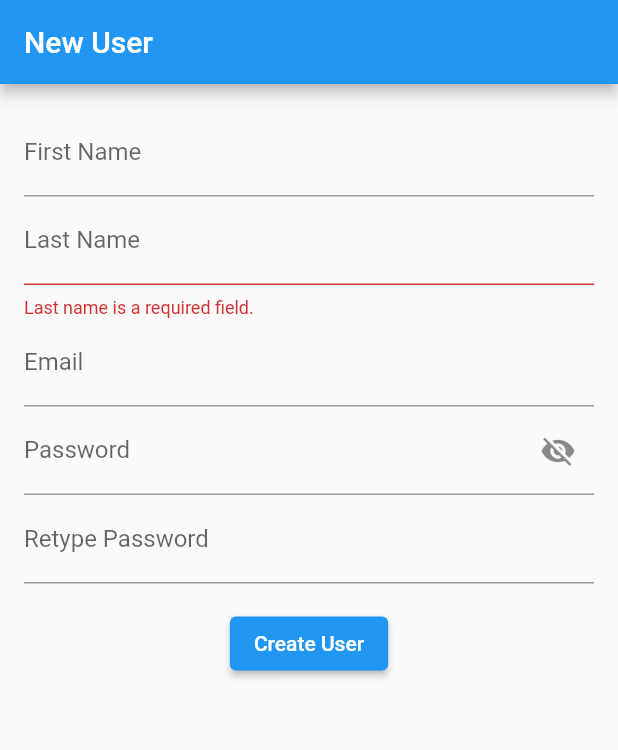
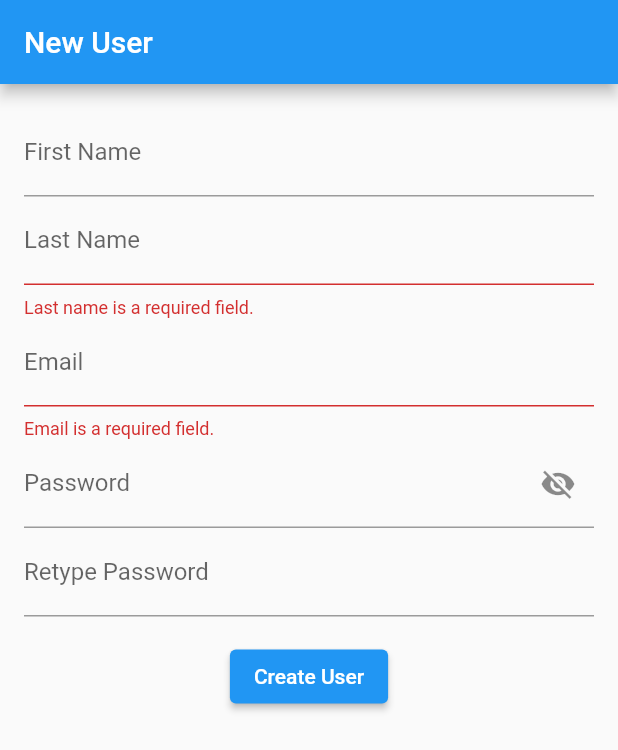
Before and after one commit to Endexman/FLUTTER_GROUP6, a Flutter app: the screen it shows after launch, after a tap on "Create User", on a phone screen of 412 x 824 dp. Shown: the top 750 px of the screen. Run offline on Flutter 3.47's test engine with Material 2 defaults, Android fonts, the phone set to English and light mode, and no system bars.

Commit message:
update two

```diff
--- a/lib/main.dart
+++ b/lib/main.dart
@@ -71,6 +71,15 @@ class _NewUserPageState extends State<NewUserPage> {
               ),
               TextFormField(
                 decoration: InputDecoration(labelText: 'Email'),
+                validator: (value) {
+                  if (value == null || value.isEmpty) {
+                    return 'Email is a required field.';
+                  }
+                  if (!RegExp(r'^[\w-]+(\.[\w-]+)*@[a-zA-Z0-9-]+(\.[a-zA-Z0-9-]+)*(\.[a-zA-Z]{2,})$').hasMatch(value)) {
+                    return 'Invalid email type.';
+                  }
+                  return null;
+                },
                 onChanged: (value) {
                   setState(() {
                     _email = value;
```
Also changed, not shown: pubspec.lock.
